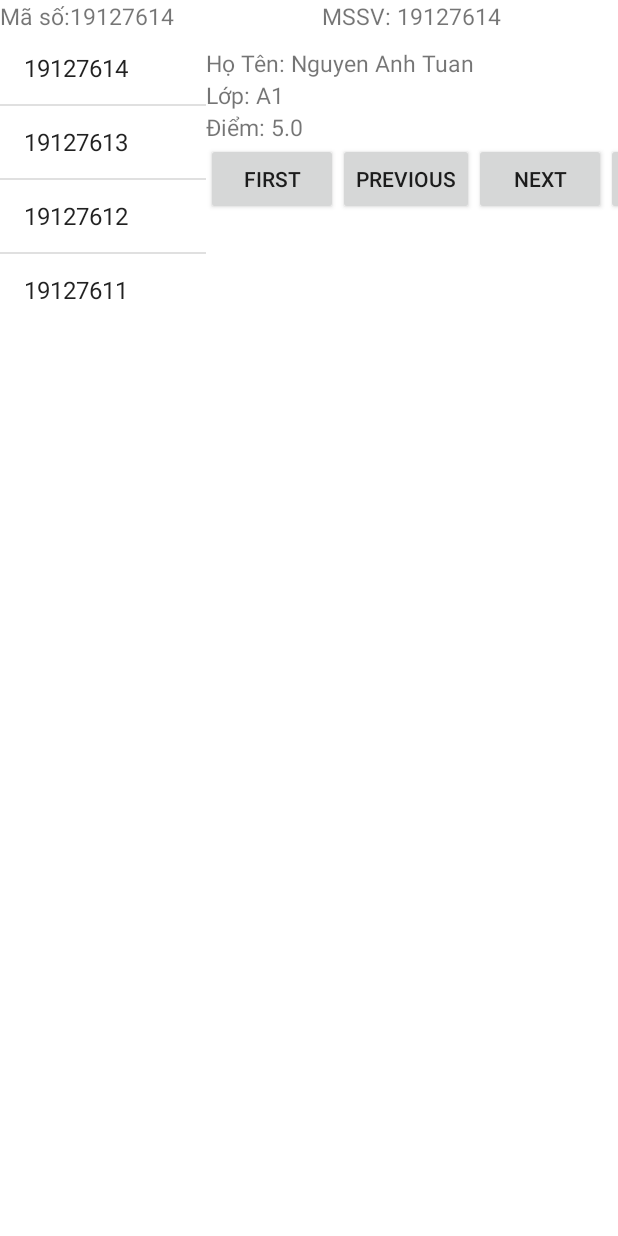
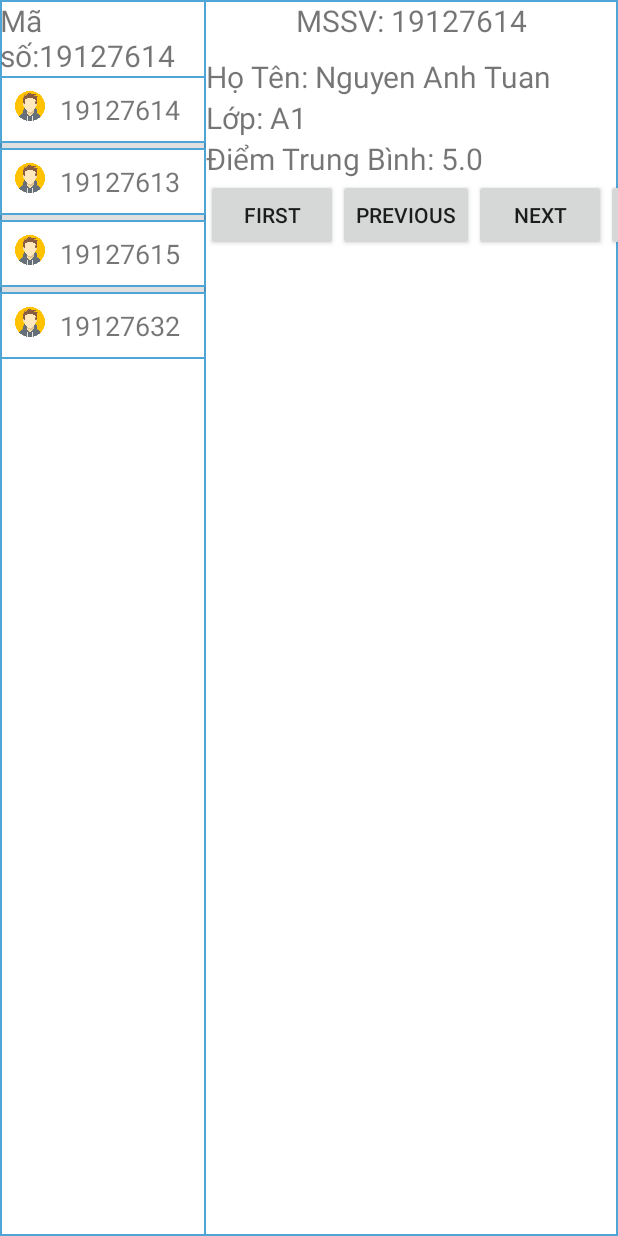
Before and after one commit to team-404-hcmus/404_Mobile, an Android app: the screen it shows after launch (MainActivity), after a tap on "19127614", on a phone screen of 412 x 824 dp. Run offline under Robolectric (Android 15) with nearby library versions, the light colour scheme and no system bars.

Commit message:
custom adapter

```diff
--- a/HW05/app/src/main/java/com/example/testproj/FragmentBlue.java
+++ b/HW05/app/src/main/java/com/example/testproj/FragmentBlue.java
@@ -66,25 +66,27 @@ public static FragmentBlue newInstance(String strArg) {
             LinearLayout layout_blue = (LinearLayout) inflater.inflate(R.layout.fragment1, null);
             MSSV =layout_blue.findViewById(R.id.ID_View);
             ListMSSV =layout_blue.findViewById(R.id.ID_ListView);
-            items.add(new infor("19127614","Nguyen Anh Tuan","A1",5.0));
-            items.add(new infor("19127613","Phan Dinh Tuan","A2",9.0));
-            items.add(new infor("19127615","Vo Gia Huy","A3",10.0));
-            items.add(new infor("19127632","Nguyen Hoang Vu","A4",10.0));
-            ArrayList<String> Item_array= new ArrayList<>();
-            Item_array.add("19127614");
-            Item_array.add("19127613");
-            Item_array.add("19127612");
-            Item_array.add("19127611");
-
-            ArrayAdapter<String> adapter = new ArrayAdapter<String>(main,
-                    android.R.layout.simple_list_item_1,
-                    Item_array );
+//            items.add(new infor("19127614","Nguyen Anh Tuan","A1",5.0));
+//            items.add(new infor("19127613","Phan Dinh Tuan","A2",9.0));
+//            items.add(new infor("19127615","Vo Gia Huy","A3",10.0));
+//            items.add(new infor("19127632","Nguyen Hoang Vu","A4",10.0));
+            infor [] items={
+                    new infor("19127614","Nguyen Anh Tuan","A1",5.0),
+                    new infor("19127613","Phan Dinh Tuan","A2",9.0),
+                    new infor("19127615","Vo Gia Huy","A3",10.0),
+                    new infor("19127632","Nguyen Hoang Vu","A4",10.0)
+            };
+            items[0].setAvatar("dude");
+            items[1].setAvatar("dude");
+            items[2].setAvatar("dude");
+            items[3].setAvatar("dude");
+            customAdapter adapter=new customAdapter((MainActivity) getActivity(),items);
             ListMSSV.setAdapter(adapter);
             ListMSSV.setOnItemClickListener(new AdapterView.OnItemClickListener() {
                 @Override
-                public void onItemClick(AdapterView<?> adapterView, View view, int i, long l) {
-                    MSSV.setText("Mã số:" +items.get(i).MSSV);
-                    main.onMsgFromFragToMain("RED-FRAG",items.get(i));
+                public void onItemClick(AdapterView<?> adapterView, View view, int pos, long l) {
+                    MSSV.setText("Mã số:" +items[pos].MSSV);
+                    main.onMsgFromFragToMain("RED-FRAG",items[pos]);
                 }
             });
             return layout_blue;
--- a/HW05/app/src/main/java/com/example/testproj/FragmentRed.java
+++ b/HW05/app/src/main/java/com/example/testproj/FragmentRed.java
@@ -52,7 +52,7 @@ public class FragmentRed  extends Fragment implements FragmentCallbacks {
         MaSo.setText("MSSV: " + strValue.MSSV);
         HoTen.setText("Họ Tên: " + strValue.HoTen);
         Lop.setText("Lớp: " + strValue.Lop);
-        DTB.setText(String.valueOf("Điểm: " + strValue.DTB));
+        DTB.setText(String.valueOf("Điểm Trung Bình: " + strValue.DTB));
 
     }
 }
--- /dev/null
+++ b/HW05/app/src/main/res/drawable/border_ui.xml
@@ -0,0 +1,4 @@
+<shape xmlns:android="http://schemas.android.com/apk/res/android" android:shape="rectangle" >
+    <solid android:color="@android:color/white" />
+    <stroke android:width="1dp" android:color="#4fa5d5"/>
+</shape>
--- a/HW05/app/src/main/res/layout/activity_main.xml
+++ b/HW05/app/src/main/res/layout/activity_main.xml
@@ -4,7 +4,8 @@
     xmlns:tools="http://schemas.android.com/tools"
     android:layout_width="match_parent"
     android:layout_height="match_parent"
-    tools:context=".MainActivity">
+    tools:context=".MainActivity"
+    android:background="@drawable/border_ui">
 
     <FrameLayout android:id="@+id/main_holder_blue"
     android:layout_width="0dp"
--- a/HW05/app/src/main/res/layout/custom_list.xml
+++ b/HW05/app/src/main/res/layout/custom_list.xml
@@ -4,19 +4,20 @@
     android:layout_width="match_parent"
     android:layout_height="match_parent"
     android:orientation="horizontal"
-    android:padding="10dp">
+    android:padding="10dp"
+    android:background="@drawable/border_ui">
 
     <ImageView
         android:id="@+id/avatar"
-        android:layout_width="70dp"
-        android:layout_height="70dp"
+        android:layout_width="20dp"
+        android:layout_height="20dp"
         android:layout_gravity="left"
         android:layout_marginRight="10dp"
-        />
+        android:src="@drawable/dude" />
     <TextView
         android:id="@+id/MSSV_View"
         android:layout_width="match_parent"
-        android:layout_height="35dp"
-        android:textSize="25sp"
+        android:layout_height="wrap_content"
+        android:textSize="18sp"
         android:text="MSSV" />
 </LinearLayout>
--- a/HW05/app/src/main/res/layout/fragment1.xml
+++ b/HW05/app/src/main/res/layout/fragment1.xml
@@ -3,17 +3,21 @@
     xmlns:android="http://schemas.android.com/apk/res/android"
     android:layout_width="match_parent"
     android:layout_height="match_parent"
-    android:orientation="vertical">
+    android:orientation="vertical"
+    android:background="@drawable/border_ui">
 
     <TextView
         android:id="@+id/ID_View"
-        android:textSize="15sp"
+        android:textSize="20sp"
         android:layout_width="match_parent"
         android:layout_height="wrap_content"
+        android:text="MSSV"
         />
     <ListView
         android:id="@+id/ID_ListView"
         android:layout_width="match_parent"
-        android:layout_height="wrap_content"/>
+        android:layout_height="wrap_content"
+
+        android:dividerHeight="3dp"/>
 
 </LinearLayout>
--- a/HW05/app/src/main/res/layout/fragment2.xml
+++ b/HW05/app/src/main/res/layout/fragment2.xml
@@ -7,14 +7,14 @@
         android:layout_width="wrap_content"
         android:layout_height="wrap_content"
         android:text="A1_1809"
-        android:textSize="15sp"
+        android:textSize="20sp"
         android:layout_centerHorizontal="true"
         android:id="@+id/txtMaso"/>
     <TextView
         android:layout_width="wrap_content"
         android:layout_height="wrap_content"
         android:text="Họ tên: "
-        android:textSize="15sp"
+        android:textSize="20sp"
         android:layout_marginTop="10dp"
         android:layout_below="@+id/txtMaso"
         android:id="@+id/txtHoten"
@@ -24,7 +24,7 @@
         android:layout_width="wrap_content"
         android:layout_height="wrap_content"
         android:text="Lớp: "
-        android:textSize="15sp"
+        android:textSize="20sp"
         android:layout_below="@+id/txtHoten"
         android:id="@+id/txtLop"/>
 
@@ -33,7 +33,7 @@
         android:layout_width="wrap_content"
         android:layout_height="wrap_content"
         android:layout_below="@+id/txtLop"
-        android:textSize="15sp"
+        android:textSize="20sp"
         android:text="Điểm trung bình: " />
     <HorizontalScrollView
         android:layout_width="wrap_content"
```
Also changed, not shown: HW05/app/src/main/res/drawable/dude.png (added).
